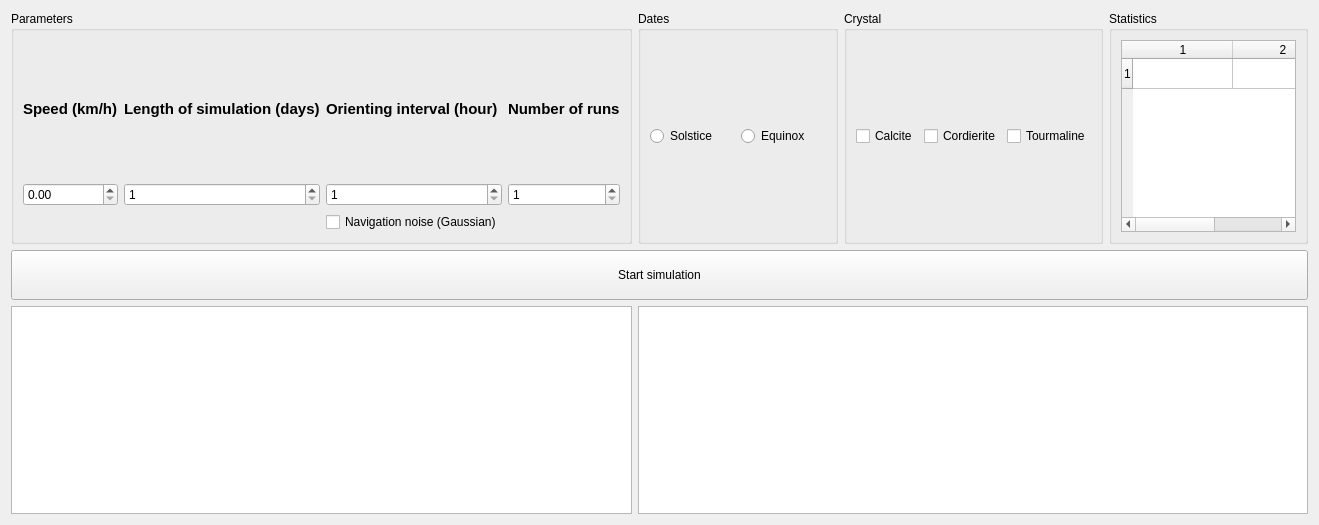
This is sailingform.ui in szazdenes/SailingSimulation as Qt 5 draws it before an edit. The edited form follows.
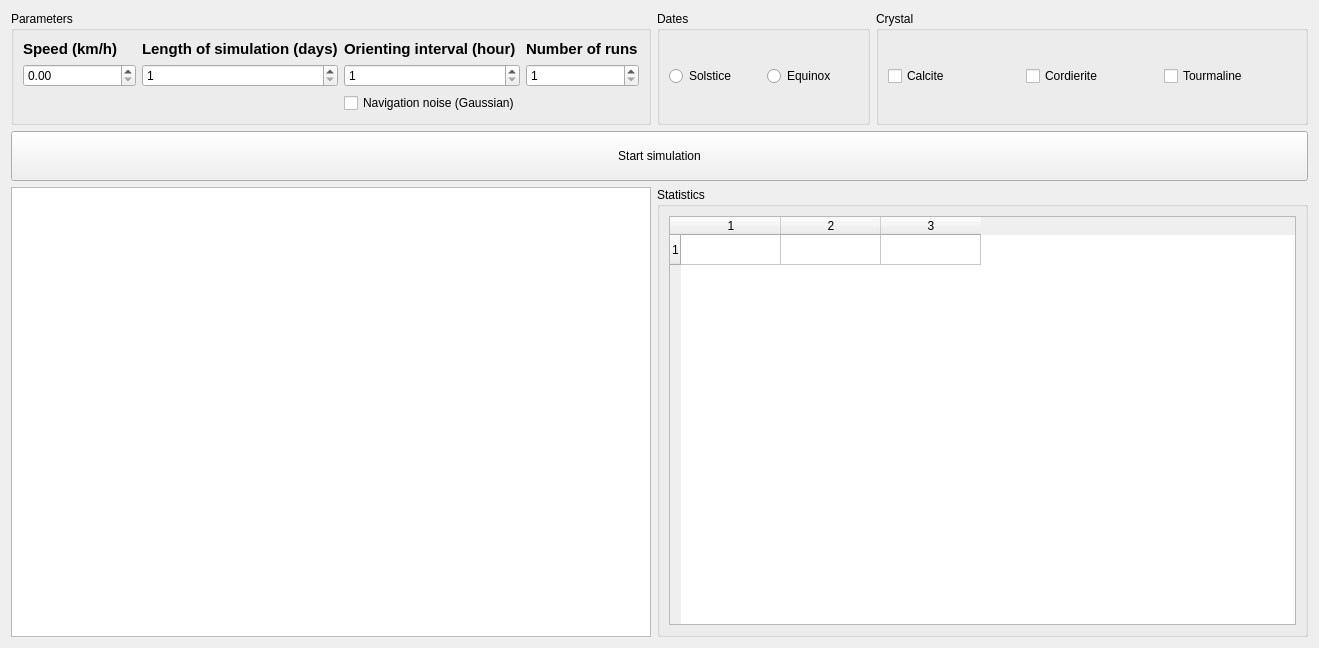
This is the edited form.

Commit message: endpoint representation removed

```diff
--- a/sailingform.ui
+++ b/sailingform.ui
@@ -7,7 +7,7 @@
     <x>0</x>
     <y>0</y>
     <width>1319</width>
-    <height>525</height>
+    <height>648</height>
    </rect>
   </property>
   <property name="windowTitle">
@@ -126,36 +126,6 @@
      </layout>
     </widget>
    </item>
-   <item row="1" column="3">
-    <widget class="QGroupBox" name="groupBox_3">
-     <property name="title">
-      <string>Crystal</string>
-     </property>
-     <layout class="QGridLayout" name="gridLayout_5">
-      <item row="0" column="1">
-       <widget class="QCheckBox" name="cordieriteCheckBox">
-        <property name="text">
-         <string>Cordierite</string>
-        </property>
-       </widget>
-      </item>
-      <item row="0" column="0">
-       <widget class="QCheckBox" name="calciteCheckBox">
-        <property name="text">
-         <string>Calcite</string>
-        </property>
-       </widget>
-      </item>
-      <item row="0" column="2">
-       <widget class="QCheckBox" name="tourmalineCheckBox">
-        <property name="text">
-         <string>Tourmaline</string>
-        </property>
-       </widget>
-      </item>
-     </layout>
-    </widget>
-   </item>
    <item row="1" column="2">
     <widget class="QGroupBox" name="groupBox_2">
      <property name="title">
@@ -182,7 +152,50 @@
    <item row="4" column="1">
     <widget class="QGraphicsView" name="trajectoryGraphicsView"/>
    </item>
-   <item row="1" column="4">
+   <item row="3" column="1" colspan="4">
+    <widget class="QPushButton" name="startPushButton">
+     <property name="minimumSize">
+      <size>
+       <width>0</width>
+       <height>50</height>
+      </size>
+     </property>
+     <property name="text">
+      <string>Start simulation</string>
+     </property>
+    </widget>
+   </item>
+   <item row="1" column="3" colspan="2">
+    <widget class="QGroupBox" name="groupBox_3">
+     <property name="title">
+      <string>Crystal</string>
+     </property>
+     <layout class="QGridLayout" name="gridLayout_5">
+      <item row="0" column="1">
+       <widget class="QCheckBox" name="cordieriteCheckBox">
+        <property name="text">
+         <string>Cordierite</string>
+        </property>
+       </widget>
+      </item>
+      <item row="0" column="0">
+       <widget class="QCheckBox" name="calciteCheckBox">
+        <property name="text">
+         <string>Calcite</string>
+        </property>
+       </widget>
+      </item>
+      <item row="0" column="2">
+       <widget class="QCheckBox" name="tourmalineCheckBox">
+        <property name="text">
+         <string>Tourmaline</string>
+        </property>
+       </widget>
+      </item>
+     </layout>
+    </widget>
+   </item>
+   <item row="4" column="2" colspan="3">
     <widget class="QGroupBox" name="groupBox_4">
      <property name="title">
       <string>Statistics</string>
@@ -211,22 +224,6 @@
      </layout>
     </widget>
    </item>
-   <item row="3" column="1" colspan="4">
-    <widget class="QPushButton" name="startPushButton">
-     <property name="minimumSize">
-      <size>
-       <width>0</width>
-       <height>50</height>
-      </size>
-     </property>
-     <property name="text">
-      <string>Start simulation</string>
-     </property>
-    </widget>
-   </item>
-   <item row="4" column="2" colspan="3">
-    <widget class="QGraphicsView" name="multipleRunGraphicsView"/>
-   </item>
   </layout>
  </widget>
  <resources/>
```
The commit also changes 1 other file.
